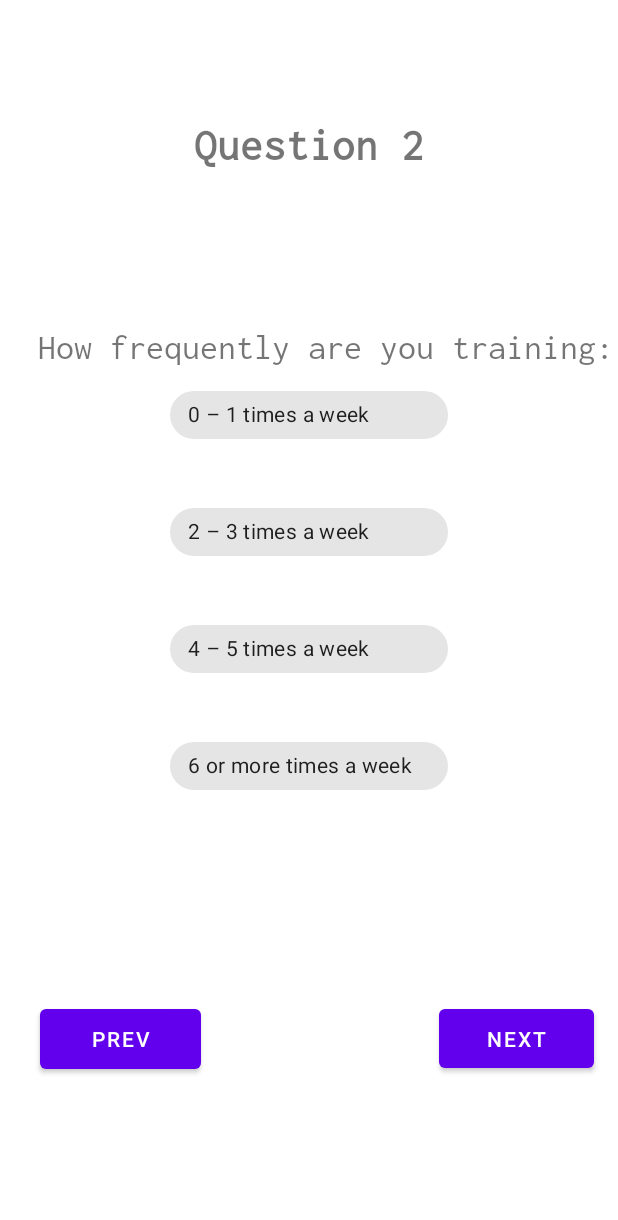
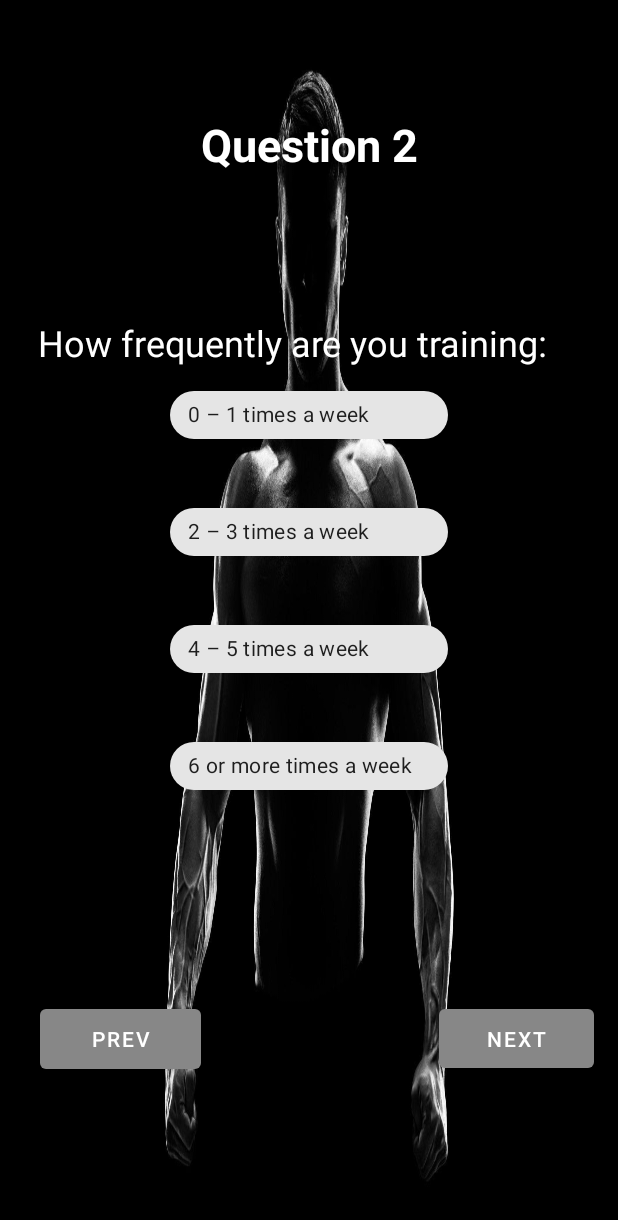
Before and after one commit to RajbirBains/HRTFitnessApp, an Android app: the SurveyQuestion2 screen opened directly, with no data from a screen before it, on a phone screen of 412 x 824 dp. Shown: the top 1220 px of the screen. Run offline under Robolectric (Android 15) with nearby library versions, the phone set to English and light mode, and no system bars.

Commit message:
updated survey UI

```diff
--- a/app/src/main/res/layout/activity_survey_question2.xml
+++ b/app/src/main/res/layout/activity_survey_question2.xml
@@ -4,6 +4,7 @@
     xmlns:tools="http://schemas.android.com/tools"
     android:layout_width="match_parent"
     android:layout_height="match_parent"
+    android:background="@drawable/surveypic"
     tools:context=".SurveyQuestion2">
 
     <Button
@@ -17,6 +18,7 @@
         android:layout_marginRight="16dp"
         android:layout_marginBottom="60dp"
         android:text="@string/survey_next_button"
+        app:backgroundTint="#878787"
         app:layout_constraintBottom_toBottomOf="parent"
         app:layout_constraintEnd_toEndOf="parent"
         app:layout_constraintStart_toStartOf="parent"
@@ -33,6 +35,8 @@
         android:layout_marginRight="278dp"
         android:layout_marginBottom="59dp"
         android:text="@string/survey_prev_button"
+        android:textColor="#FFFFFF"
+        app:backgroundTint="#878787"
         app:layout_constraintBottom_toBottomOf="parent"
         app:layout_constraintEnd_toEndOf="parent"
         app:layout_constraintStart_toStartOf="parent"
@@ -48,8 +52,9 @@
         android:layout_marginEnd="147dp"
         android:layout_marginRight="147dp"
         android:layout_marginBottom="665dp"
-        android:fontFamily="@font/inconsolata"
+        android:fontFamily="sans-serif"
         android:text="@string/survey_question_2_header"
+        android:textColor="#FFFFFF"
         android:textSize="30sp"
         android:textStyle="bold"
         app:layout_constraintBottom_toBottomOf="parent"
@@ -67,8 +72,9 @@
         android:layout_marginEnd="26dp"
         android:layout_marginRight="26dp"
         android:layout_marginBottom="579dp"
-        android:fontFamily="@font/inconsolata"
+        android:fontFamily="sans-serif"
         android:text="@string/survey_question_2"
+        android:textColor="#FFFFFF"
         android:textSize="24sp"
         app:layout_constraintBottom_toBottomOf="parent"
         app:layout_constraintEnd_toEndOf="parent"
--- a/app/src/main/res/layout/activity_survey_question3.xml
+++ b/app/src/main/res/layout/activity_survey_question3.xml
@@ -4,6 +4,7 @@
     xmlns:tools="http://schemas.android.com/tools"
     android:layout_width="match_parent"
     android:layout_height="match_parent"
+    android:background="@drawable/surveypic"
     tools:context=".SurveyQuestion3">
 
     <Button
@@ -17,6 +18,7 @@
         android:layout_marginRight="16dp"
         android:layout_marginBottom="60dp"
         android:text="@string/survey_next_button"
+        app:backgroundTint="#878787"
         app:layout_constraintBottom_toBottomOf="parent"
         app:layout_constraintEnd_toEndOf="parent"
         app:layout_constraintStart_toStartOf="parent"
@@ -33,6 +35,7 @@
         android:layout_marginRight="278dp"
         android:layout_marginBottom="59dp"
         android:text="@string/survey_prev_button"
+        app:backgroundTint="#878787"
         app:layout_constraintBottom_toBottomOf="parent"
         app:layout_constraintEnd_toEndOf="parent"
         app:layout_constraintStart_toStartOf="parent"
@@ -50,6 +53,7 @@
         android:layout_marginBottom="665dp"
         android:fontFamily="@font/inconsolata"
         android:text="@string/survey_question_3_header"
+        android:textColor="#FFFFFF"
         android:textSize="30sp"
         android:textStyle="bold"
         app:layout_constraintBottom_toBottomOf="parent"
@@ -69,6 +73,7 @@
         android:layout_marginBottom="577dp"
         android:fontFamily="@font/inconsolata"
         android:text="@string/survey_question_3"
+        android:textColor="#FFFFFF"
         android:textSize="24sp"
         app:layout_constraintBottom_toBottomOf="parent"
         app:layout_constraintEnd_toEndOf="parent"
--- a/app/src/main/res/layout/activity_survey_question4.xml
+++ b/app/src/main/res/layout/activity_survey_question4.xml
@@ -4,6 +4,7 @@
     xmlns:tools="http://schemas.android.com/tools"
     android:layout_width="match_parent"
     android:layout_height="match_parent"
+    android:background="@drawable/surveypic"
     tools:context=".SurveyQuestion4">
 
     <Button
@@ -17,6 +18,7 @@
         android:layout_marginRight="16dp"
         android:layout_marginBottom="60dp"
         android:text="Finish"
+        app:backgroundTint="#878787"
         app:layout_constraintBottom_toBottomOf="parent"
         app:layout_constraintEnd_toEndOf="parent"
         app:layout_constraintStart_toStartOf="parent"
@@ -33,6 +35,7 @@
         android:layout_marginRight="278dp"
         android:layout_marginBottom="59dp"
         android:text="@string/survey_prev_button"
+        app:backgroundTint="#878787"
         app:layout_constraintBottom_toBottomOf="parent"
         app:layout_constraintEnd_toEndOf="parent"
         app:layout_constraintStart_toStartOf="parent"
@@ -50,6 +53,7 @@
         android:layout_marginBottom="665dp"
         android:fontFamily="@font/inconsolata"
         android:text="@string/survey_question_4_header"
+        android:textColor="#FFFFFF"
         android:textSize="30sp"
         android:textStyle="bold"
         app:layout_constraintBottom_toBottomOf="parent"
@@ -69,6 +73,7 @@
         android:layout_marginBottom="560dp"
         android:fontFamily="@font/inconsolata"
         android:text="@string/survey_question_4"
+        android:textColor="#FFFFFF"
         android:textSize="24sp"
         app:layout_constraintBottom_toBottomOf="parent"
         app:layout_constraintEnd_toEndOf="parent"
```
Also changed, not shown: app/src/main/res/layout/activity_survey_question1.xml (+7 -2 lines), app/src/main/res/drawable-v24/gym.jpeg (added), app/src/main/res/drawable-v24/surveypic.jpeg (added).
